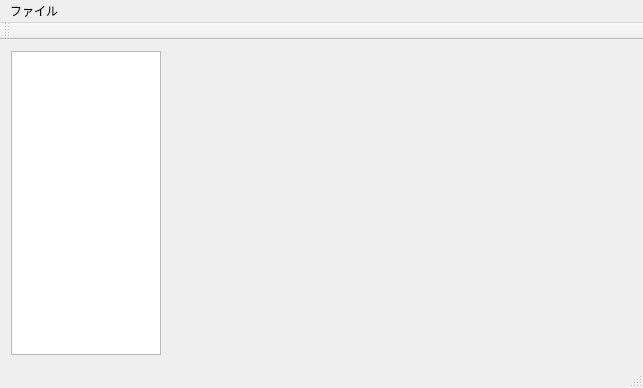
Old version of the form mainwindow.ui in the repository harusoin/Sanoa.
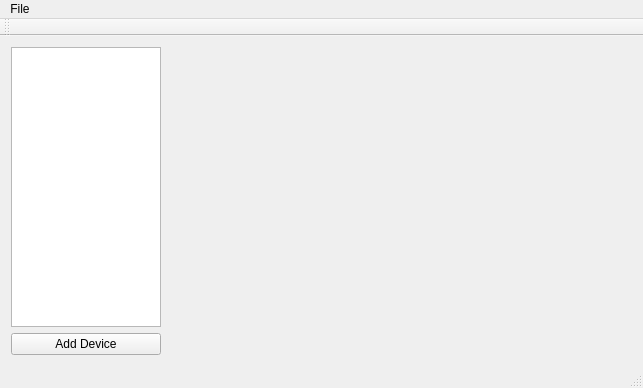
New version of the form.

The edit to the form file:
```diff
--- a/mainwindow.ui
+++ b/mainwindow.ui
@@ -33,6 +33,13 @@
       </property>
      </widget>
     </item>
+    <item row="2" column="0">
+     <widget class="QPushButton" name="pushButton">
+      <property name="text">
+       <string>Add Device</string>
+      </property>
+     </widget>
+    </item>
    </layout>
   </widget>
   <widget class="QToolBar" name="mainToolBar">
@@ -54,7 +61,7 @@
    </property>
    <widget class="QMenu" name="menuFile">
     <property name="title">
-     <string>ファイル</string>
+     <string>File</string>
     </property>
     <addaction name="actiontest"/>
    </widget>
```
Left out of the diff: 22 changed lines with no effect on the pictures.
